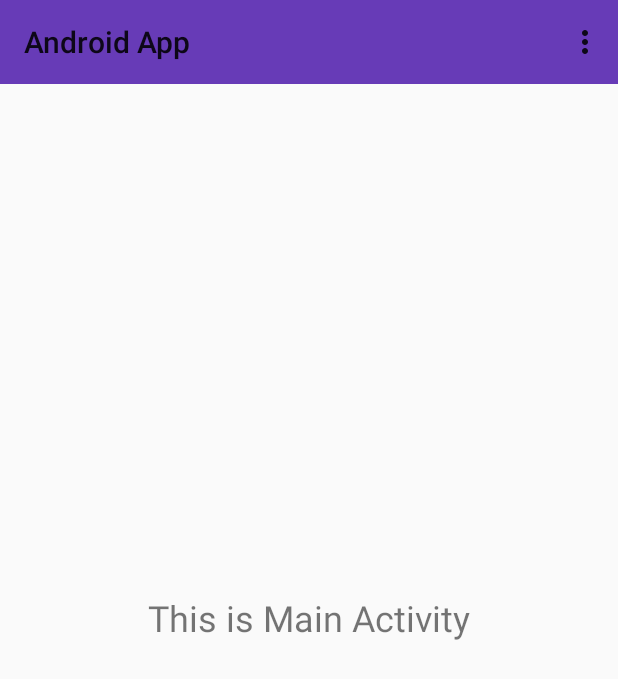
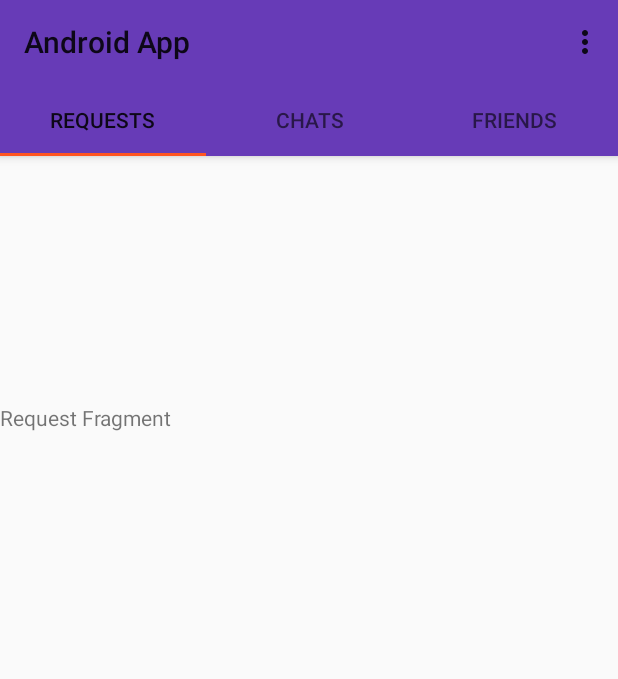
Before and after one commit to SandeepTile/Android-Chat-App, an Android app: the screen it shows after launch once a user with an empty profile is signed in (MainActivity), on a phone screen of 412 x 824 dp. Shown: the top 679 px of the screen. Run offline under Robolectric (Android 15) with nearby library versions, the phone set to English and light mode, and no system bars; our stand-ins replace Firebase (no records; nobody signed in at launch, a user with empty details on screens opened directly).

Commit message:
3 Fragments are added

```diff
--- a/app/build.gradle
+++ b/app/build.gradle
@@ -24,6 +24,7 @@ dependencies {
     implementation 'com.android.support:design:27.1.0'
     implementation 'com.android.support.constraint:constraint-layout:1.0.2'
     implementation 'com.google.firebase:firebase-auth:11.6.0'
+    implementation 'com.android.support:support-v4:27.1.0'
     testImplementation 'junit:junit:4.12'
     androidTestImplementation 'com.android.support.test:runner:1.0.1'
     androidTestImplementation 'com.android.support.test.espresso:espresso-core:3.0.1'
--- /dev/null
+++ b/app/src/main/java/com/example/sandy/androidchatapp/ChatsFragment.java
@@ -0,0 +1,29 @@
+package com.example.sandy.androidchatapp;
+
+
+import android.os.Bundle;
+import android.support.v4.app.Fragment;
+import android.view.LayoutInflater;
+import android.view.View;
+import android.view.ViewGroup;
+
+
+/**
+ * A simple {@link Fragment} subclass.
+ */
+public class ChatsFragment extends Fragment {
+
+
+    public ChatsFragment() {
+        // Required empty public constructor
+    }
+
+
+    @Override
+    public View onCreateView(LayoutInflater inflater, ViewGroup container,
+                             Bundle savedInstanceState) {
+        // Inflate the layout for this fragment
+        return inflater.inflate(R.layout.fragment_chats, container, false);
+    }
+
+}
--- a/app/src/main/java/com/example/sandy/androidchatapp/LoginActivity.java
+++ b/app/src/main/java/com/example/sandy/androidchatapp/LoginActivity.java
@@ -76,6 +76,7 @@ public class LoginActivity extends AppCompatActivity {
 
                     mLoginProgress.dismiss();
                     Intent mainIntent=new Intent(LoginActivity.this,MainActivity.class);
+                    mainIntent.addFlags(Intent.FLAG_ACTIVITY_NEW_TASK | Intent.FLAG_ACTIVITY_CLEAR_TASK);
                     startActivity(mainIntent);
                     finish();
 
--- a/app/src/main/java/com/example/sandy/androidchatapp/MainActivity.java
+++ b/app/src/main/java/com/example/sandy/androidchatapp/MainActivity.java
@@ -1,6 +1,8 @@
 package com.example.sandy.androidchatapp;
 
 import android.content.Intent;
+import android.support.design.widget.TabLayout;
+import android.support.v4.view.ViewPager;
 import android.support.v7.app.AppCompatActivity;
 import android.os.Bundle;
 import android.support.v7.widget.Toolbar;
@@ -16,6 +18,12 @@ public class MainActivity extends AppCompatActivity {
 
     private FirebaseAuth mAuth;
 
+    private ViewPager mViewPager;
+
+    private SectionPagerAdapter mSectionPagerAdapter;
+
+    private TabLayout mTablayout;
+
     @Override
     protected void onCreate(Bundle savedInstanceState) {
         super.onCreate(savedInstanceState);
@@ -26,6 +34,17 @@ public class MainActivity extends AppCompatActivity {
         mToolbar=(Toolbar)findViewById(R.id.register_toolbar);
         setSupportActionBar(mToolbar);
         getSupportActionBar().setTitle("Android App");
+
+        //tabs
+        mViewPager=(ViewPager)findViewById(R.id.main_tabpager);
+        mSectionPagerAdapter=new SectionPagerAdapter(getSupportFragmentManager());
+
+        mViewPager.setAdapter(mSectionPagerAdapter);
+
+        mTablayout=(TabLayout)findViewById(R.id.main_tabs);
+        mTablayout.setupWithViewPager(mViewPager);
+
+
     }
 
     @Override
--- a/app/src/main/java/com/example/sandy/androidchatapp/RegisterActivity.java
+++ b/app/src/main/java/com/example/sandy/androidchatapp/RegisterActivity.java
@@ -94,6 +94,7 @@ public class RegisterActivity extends AppCompatActivity {
 
                     mRegisterProgress.dismiss();
                     Intent mainIntent=new Intent(RegisterActivity.this,MainActivity.class);
+                    mainIntent.addFlags(Intent.FLAG_ACTIVITY_NEW_TASK | Intent.FLAG_ACTIVITY_CLEAR_TASK);
                     startActivity(mainIntent);
                     finish();
 
--- /dev/null
+++ b/app/src/main/java/com/example/sandy/androidchatapp/RequestFragment.java
@@ -0,0 +1,29 @@
+package com.example.sandy.androidchatapp;
+
+
+import android.os.Bundle;
+import android.support.v4.app.Fragment;
+import android.view.LayoutInflater;
+import android.view.View;
+import android.view.ViewGroup;
+
+
+/**
+ * A simple {@link Fragment} subclass.
+ */
+public class RequestFragment extends Fragment {
+
+
+    public RequestFragment() {
+        // Required empty public constructor
+    }
+
+
+    @Override
+    public View onCreateView(LayoutInflater inflater, ViewGroup container,
+                             Bundle savedInstanceState) {
+        // Inflate the layout for this fragment
+        return inflater.inflate(R.layout.fragment_request, container, false);
+    }
+
+}
--- /dev/null
+++ b/app/src/main/java/com/example/sandy/androidchatapp/SectionPagerAdapter.java
@@ -0,0 +1,60 @@
+package com.example.sandy.androidchatapp;
+
+import android.support.v4.app.Fragment;
+import android.support.v4.app.FragmentManager;
+import android.support.v4.app.FragmentPagerAdapter;
+
+class SectionPagerAdapter extends FragmentPagerAdapter{
+
+    public SectionPagerAdapter(FragmentManager fm) {
+        super(fm);
+    }
+
+    @Override
+    public Fragment getItem(int position) {
+
+        switch (position){
+
+            case 0:
+                RequestFragment requestFragment=new RequestFragment();
+                return requestFragment;
+
+            case 1:
+                ChatsFragment chatsFragment=new ChatsFragment();
+                return chatsFragment;
+
+
+            case 2:
+                FriendsFragment friendsFragment=new FriendsFragment();
+                return friendsFragment;
+
+                default:
+                    return null;
+
+        }
+
+
+    }
+
+    @Override
+    public int getCount() {
+        return 3;
+    }
+
+    public CharSequence getPageTitle(int position){     // For Naming to the Tabs
+        switch (position){
+
+            case 0:
+                return "REQUESTS";
+
+            case 1:
+                return "CHATS";
+
+            case 2:
+                return "FRIENDS";
+
+                default:
+                    return null;
+        }
+    }
+}
--- a/app/src/main/res/layout/activity_main.xml
+++ b/app/src/main/res/layout/activity_main.xml
@@ -6,13 +6,24 @@
     android:layout_height="match_parent"
     tools:context=".MainActivity">
 
-    <include layout="@layout/app_bar_layout" android:id="@+id/register_toolbar" />
+    <android.support.design.widget.AppBarLayout
+        android:layout_width="match_parent"
+        android:layout_height="wrap_content">
+        <include layout="@layout/app_bar_layout" android:id="@+id/register_toolbar" />
 
-    <TextView
-        android:id="@+id/textView"
-        android:layout_width="wrap_content"
-        android:layout_height="wrap_content"
-        android:layout_centerInParent="true"
-        android:text="This is Main Activity"
-        android:textSize="24dp" />
+        <android.support.design.widget.TabLayout
+            android:id="@+id/main_tabs"
+            android:layout_width="match_parent"
+            android:layout_height="wrap_content"></android.support.design.widget.TabLayout>
+
+    </android.support.design.widget.AppBarLayout>
+
+    <android.support.v4.view.ViewPager
+        android:id="@+id/main_tabpager"
+        android:layout_width="match_parent"
+        android:layout_height="555dp"
+        android:layout_alignParentBottom="true"
+        android:layout_alignParentStart="true"></android.support.v4.view.ViewPager>
+
+
 </RelativeLayout>
--- /dev/null
+++ b/app/src/main/res/layout/fragment_request.xml
@@ -0,0 +1,14 @@
+<?xml version="1.0" encoding="utf-8"?>
+<FrameLayout xmlns:android="http://schemas.android.com/apk/res/android"
+    xmlns:tools="http://schemas.android.com/tools"
+    android:layout_width="match_parent"
+    android:layout_height="match_parent"
+    tools:context=".RequestFragment">
+
+    <!-- TODO: Update blank fragment layout -->
+    <TextView
+        android:layout_width="match_parent"
+        android:layout_height="match_parent"
+        android:text="Request Fragment" />
+
+</FrameLayout>
--- a/app/src/main/res/values/strings.xml
+++ b/app/src/main/res/values/strings.xml
@@ -4,4 +4,7 @@
     <string name="display_name">Display Name</string>
     <string name="password">Password</string>
     <string name="log_out">Log Out</string>
+
+    <!-- TODO: Remove or change this placeholder text -->
+    <string name="hello_blank_fragment">Hello blank fragment</string>
 </resources>
```
Also changed, not shown: app/src/main/java/com/example/sandy/androidchatapp/FriendsFragment.java (added, +29 -0 lines), app/src/main/res/layout/fragment_chats.xml (added, +14 -0 lines), app/src/main/res/layout/fragment_friends.xml (added, +14 -0 lines).
